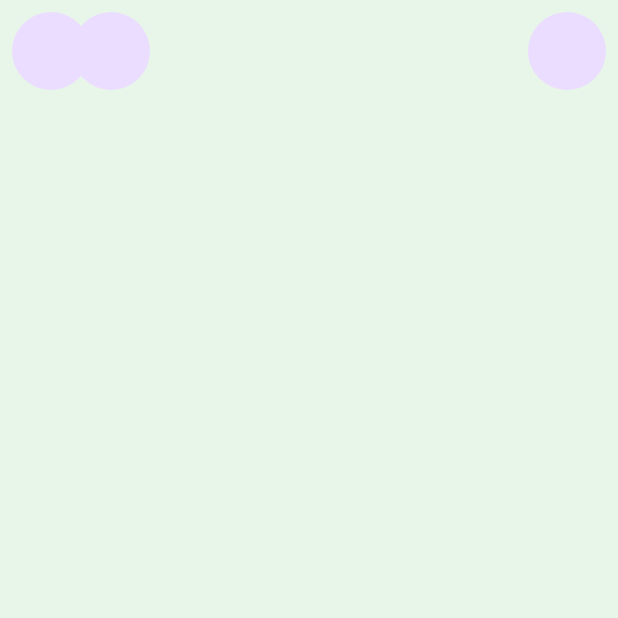
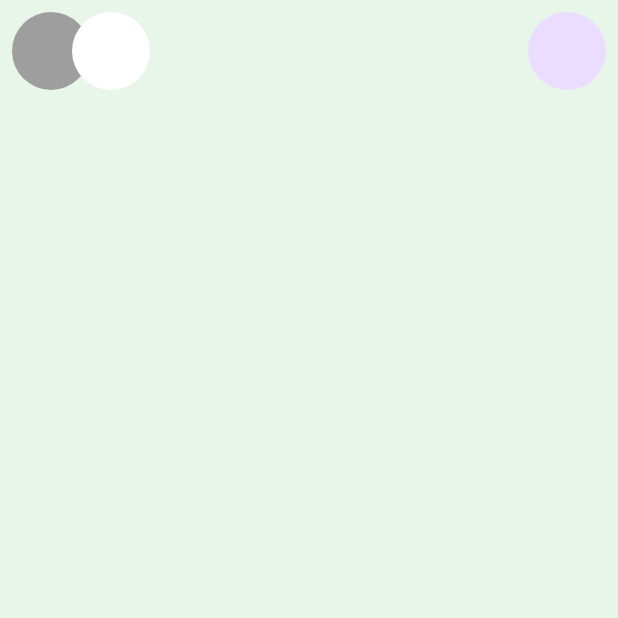
Before and after one commit to JAICHANGPARK/flutter_notebook_chapter_37, a Flutter app: the CryptoHomePage screen opened directly, on a phone screen of 412 x 824 dp, the top half of it. Run offline on Flutter 3.47's test engine with Material 3 defaults, Android fonts, the phone set to English and light mode, and no system bars; our stand-ins replace dots_indicator, gap.

Commit message:
Update crypto_home_page.dart

```diff
--- a/lib/ep1865_crypto_app/view/crypto_home_page.dart
+++ b/lib/ep1865_crypto_app/view/crypto_home_page.dart
@@ -24,11 +24,13 @@ class _CryptoHomePageState extends State<CryptoHomePage> {
                     children: [
                       Positioned(child: CircleAvatar(
                         radius: 26,
+                        backgroundColor: Colors.grey,
                       )),
                       Positioned(
                           left: 40,
                           child: CircleAvatar(
                             radius: 26,
+                            backgroundColor: Colors.white,
                           ))
                     ],
                   )),
```
